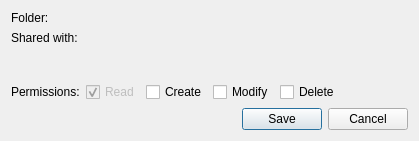
Old version of the form changepermissionsdialog.ui in the repository pcloudcom/psyncgui.
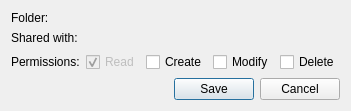
New version of the form.

Patch:
```diff
--- a/changepermissionsdialog.ui
+++ b/changepermissionsdialog.ui
@@ -6,8 +6,8 @@
    <rect>
     <x>0</x>
     <y>0</y>
-    <width>419</width>
-    <height>141</height>
+    <width>322</width>
+    <height>111</height>
    </rect>
   </property>
   <property name="windowTitle">
```
